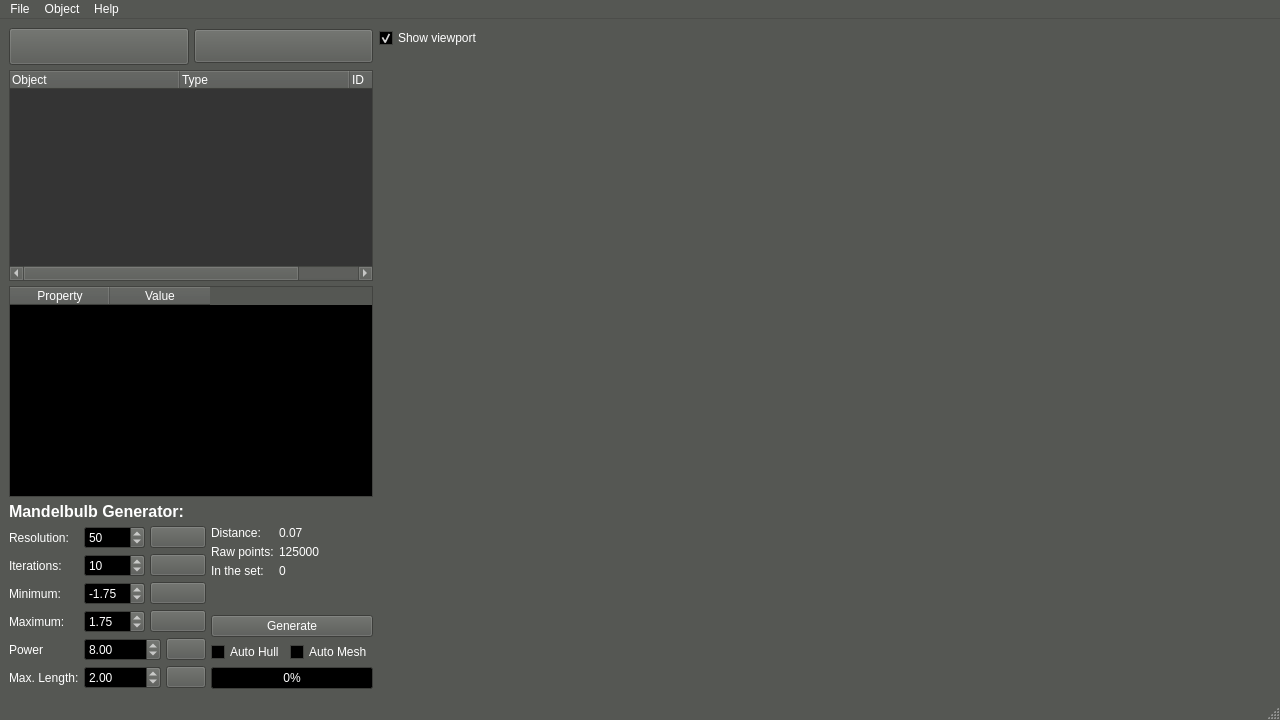
Old version of the form mainwindow.ui in the repository EVARATE/MandelbulbUI.
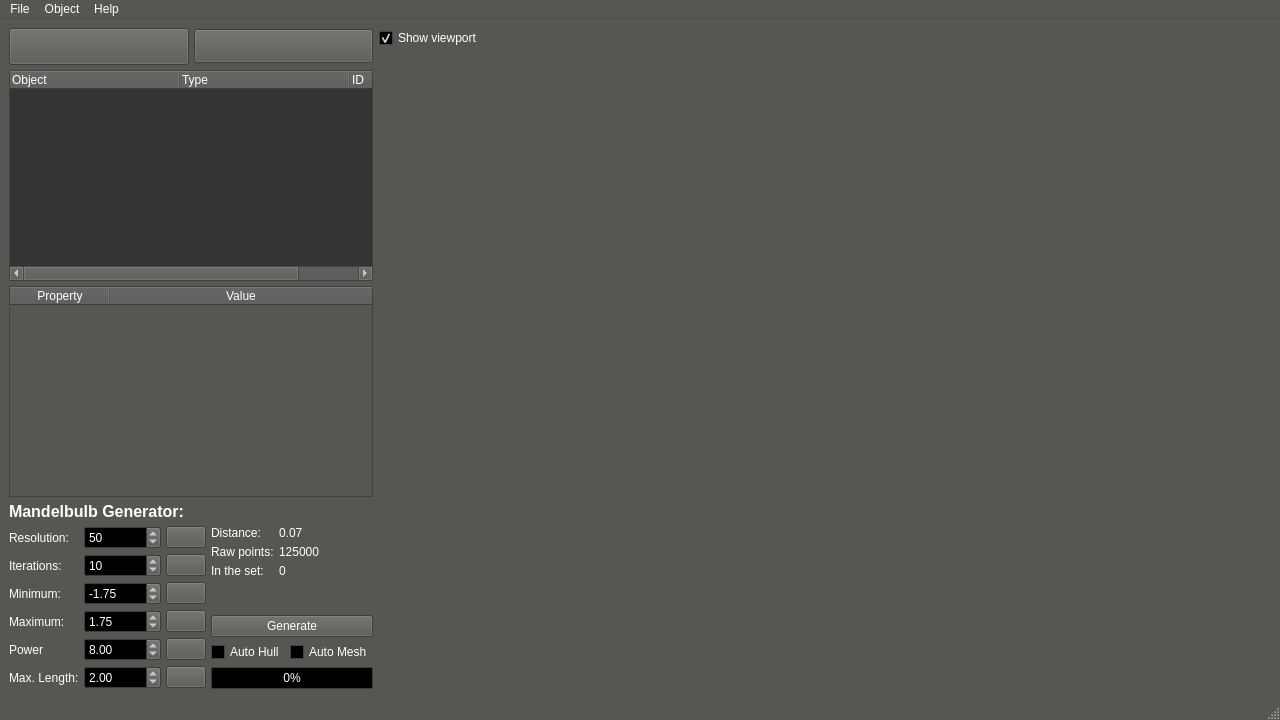
New version of the form. Icons and pictures are not drawn.

Commit message:
Added context menu for objects
- context menu
- UI improvements

What changed in the file:
```diff
--- a/mainwindow.ui
+++ b/mainwindow.ui
@@ -708,9 +708,55 @@
           </item>
           <item>
            <widget class="QTableWidget" name="tableWidget_ObjectProperties">
+            <property name="palette">
+             <palette>
+              <active>
+               <colorrole role="Base">
+                <brush brushstyle="SolidPattern">
+                 <color alpha="255">
+                  <red>85</red>
+                  <green>87</green>
+                  <blue>83</blue>
+                 </color>
+                </brush>
+               </colorrole>
+              </active>
+              <inactive>
+               <colorrole role="Base">
+                <brush brushstyle="SolidPattern">
+                 <color alpha="255">
+                  <red>85</red>
+                  <green>87</green>
+                  <blue>83</blue>
+                 </color>
+                </brush>
+               </colorrole>
+              </inactive>
+              <disabled>
+               <colorrole role="Base">
+                <brush brushstyle="SolidPattern">
+                 <color alpha="255">
+                  <red>85</red>
+                  <green>87</green>
+                  <blue>83</blue>
+                 </color>
+                </brush>
+               </colorrole>
+              </disabled>
+             </palette>
+            </property>
             <property name="editTriggers">
              <set>QAbstractItemView::NoEditTriggers</set>
             </property>
+            <attribute name="horizontalHeaderVisible">
+             <bool>true</bool>
+            </attribute>
+            <attribute name="horizontalHeaderStretchLastSection">
+             <bool>true</bool>
+            </attribute>
+            <attribute name="verticalHeaderVisible">
+             <bool>false</bool>
+            </attribute>
             <column>
              <property name="text">
               <string>Property</string>
@@ -817,7 +863,7 @@
              </widget>
             </item>
             <item row="0" column="1">
-             <layout class="QHBoxLayout" name="hLayout_input_res">
+             <layout class="QHBoxLayout" name="hLayout_input_res" stretch="1,0">
               <property name="spacing">
                <number>5</number>
               </property>
@@ -851,7 +897,7 @@
              </layout>
             </item>
             <item row="1" column="1">
-             <layout class="QHBoxLayout" name="hLayout_input_iter">
+             <layout class="QHBoxLayout" name="hLayout_input_iter" stretch="1,0">
               <property name="spacing">
                <number>5</number>
               </property>
@@ -885,7 +931,7 @@
              </layout>
             </item>
             <item row="2" column="1">
-             <layout class="QHBoxLayout" name="hLayout_input_min">
+             <layout class="QHBoxLayout" name="hLayout_input_min" stretch="1,0">
               <property name="spacing">
                <number>5</number>
               </property>
@@ -919,7 +965,7 @@
              </layout>
             </item>
             <item row="3" column="1">
-             <layout class="QHBoxLayout" name="hLayout_input_max">
+             <layout class="QHBoxLayout" name="hLayout_input_max" stretch="1,0">
               <property name="spacing">
                <number>5</number>
               </property>
```
Left out of the diff: 6 changed lines with no effect on the pictures. The commit also changes 2 other files.
